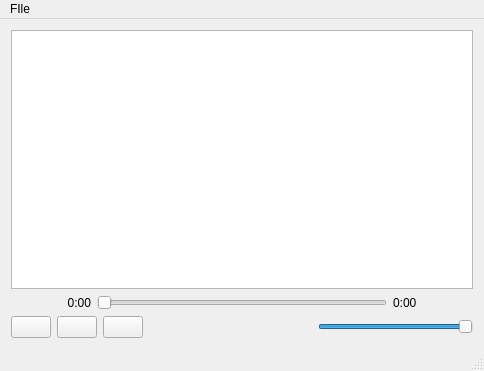
The window that mainwindow.ui (SneekZ/MediaPlayer) describes before a commit, drawn with Qt 5.
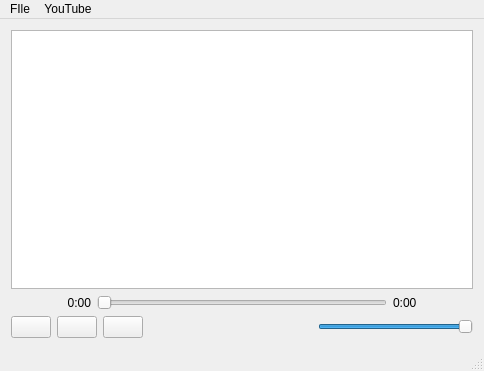
The same window after the commit. Icons and pictures are not drawn.

Patch:
```diff
--- a/mainwindow.ui
+++ b/mainwindow.ui
@@ -179,7 +179,14 @@
     </property>
     <addaction name="open_file_action"/>
    </widget>
+   <widget class="QMenu" name="menuYouTube">
+    <property name="title">
+     <string>YouTube</string>
+    </property>
+    <addaction name="actionDownload_Video"/>
+   </widget>
    <addaction name="menuFIle"/>
+   <addaction name="menuYouTube"/>
   </widget>
   <widget class="QStatusBar" name="statusBar"/>
   <action name="open_file_action">
```
Left out of the diff: 5 changed lines with no effect on the pictures.
